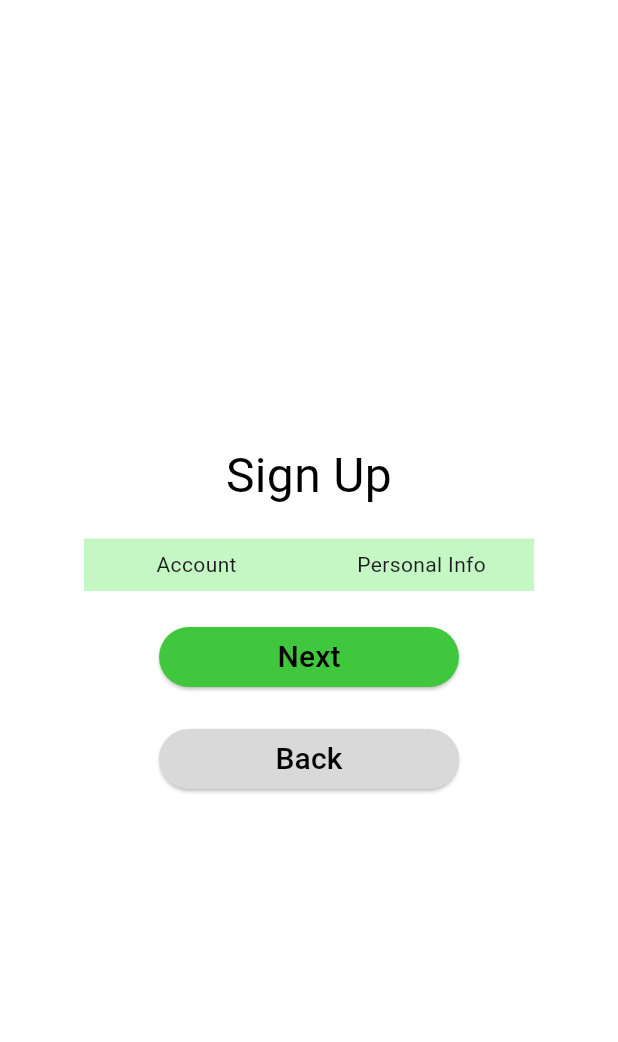
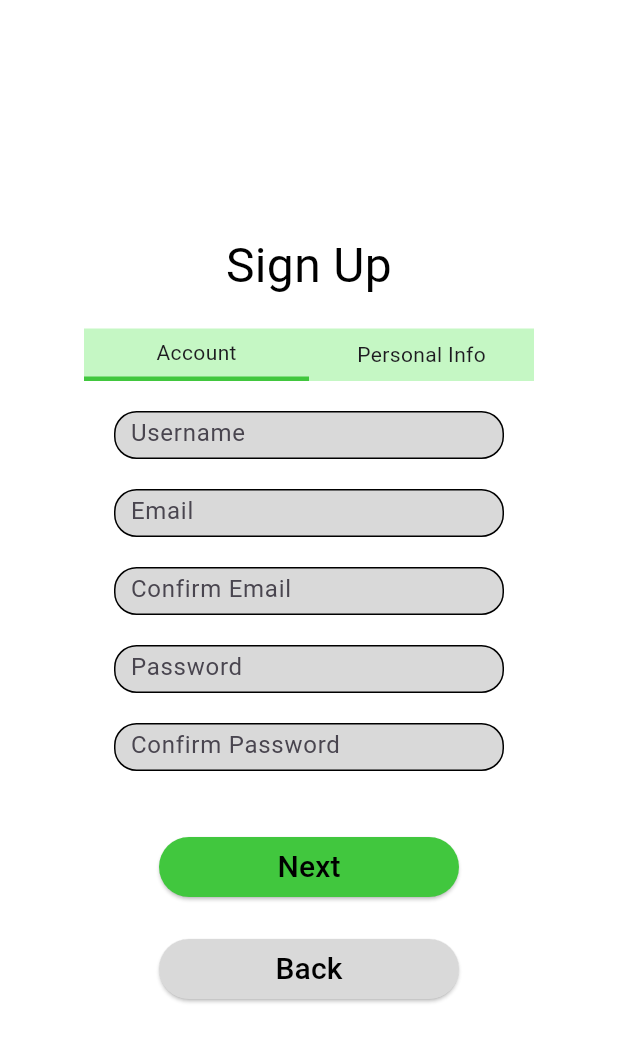
Before and after one commit to Ruben725/MedMinder, a Flutter app: the accountInfo screen opened directly, on a phone screen of 412 x 824 dp. Shown: the top 1042 px of the screen. Run offline on Flutter 3.47's test engine with Material 3 defaults, Android fonts, the phone set to English and light mode, and no system bars; Roboto replaces fonts that are missing (Poppins).

Commit message:
Added to accountInfo Page

```diff
--- a/lib/getStarted/accountInfo.dart
+++ b/lib/getStarted/accountInfo.dart
@@ -11,6 +11,12 @@ class accountInfo extends StatefulWidget {
 }
 
 class _accountInfoState extends State<accountInfo> {
+  final unameController = TextEditingController();
+  final emailController = TextEditingController();
+  final cemailController = TextEditingController();
+  final pwController = TextEditingController();
+  final cpwController = TextEditingController();
+
   @override
   Widget build(BuildContext context) {
     return Scaffold(
@@ -36,8 +42,13 @@ class _accountInfoState extends State<accountInfo> {
                  Container(
                   height: 35.0,
                   width: 150.0,
-                  color: Color.fromRGBO(197, 247, 196, 1),
-                  child: Center(child: Text('Account'))),
+                  decoration: BoxDecoration(
+                    color: Color.fromRGBO(197, 247, 196, 1),
+                    border: Border(bottom:
+                              BorderSide(color: Color.fromRGBO(65, 199, 62, 1),
+                                         width: 3))),
+                  child: Center(child: Text('Account'))
+                  ),
                  Container(
                   height: 35.0,
                   width: 150.0,
@@ -46,6 +57,98 @@ class _accountInfoState extends State<accountInfo> {
             ],),
             SizedBox(height: 20.0),
 
+            Container(
+              height: 32,
+              width: 260,
+              decoration: BoxDecoration(
+                color: Color.fromRGBO(217, 217, 217, 1),
+                border: Border.all(color: Colors.black, width: 1),
+                borderRadius: BorderRadius.circular(15)
+              ),
+              child:TextFormField(
+                controller: unameController,
+                decoration: const InputDecoration(
+                hintText: 'Username',
+                 contentPadding: EdgeInsets.symmetric(vertical: 8, horizontal: 10),
+                 border: InputBorder.none,
+               ),
+              ),
+            ),
+            SizedBox(height: 20.0),
+
+            Container(
+              height: 32,
+              width: 260,
+              decoration: BoxDecoration(
+                color: Color.fromRGBO(217, 217, 217, 1),
+                border: Border.all(color: Colors.black, width: 1),
+                borderRadius: BorderRadius.circular(15)
+              ),
+              child:TextFormField(
+                controller: emailController,
+                decoration: const InputDecoration(
+                 hintText: 'Email',
+                 contentPadding: EdgeInsets.symmetric(vertical: 8, horizontal: 10),
+                 border: InputBorder.none,
+               ),
+              ),
+            ),
+            SizedBox(height: 20.0),
+            Container(
+              height: 32,
+              width: 260,
+              decoration: BoxDecoration(
+                color: Color.fromRGBO(217, 217, 217, 1),
+                border: Border.all(color: Colors.black, width: 1),
+                borderRadius: BorderRadius.circular(15)
+              ),
+              child:TextFormField(
+                controller: cemailController,
+                decoration: const InputDecoration(
+                 hintText: 'Confirm Email',
+                 contentPadding: EdgeInsets.symmetric(vertical: 8, horizontal: 10),
+                 border: InputBorder.none,
+               ),
+              ),
+            ),
+            SizedBox(height: 20.0,),
+
+            Container(
+              height: 32,
+              width: 260,
+              decoration: BoxDecoration(
+                color: Color.fromRGBO(217, 217, 217, 1),
+                border: Border.all(color: Colors.black, width: 1),
+                borderRadius: BorderRadius.circular(15)
+              ),
+              child:TextFormField(
+                controller: pwController,
+                decoration: const InputDecoration(
+                 hintText: 'Password',
+                 contentPadding: EdgeInsets.symmetric(vertical: 8, horizontal: 10),
+                 border: InputBorder.none,               ),
+              ),
+            ),
+            SizedBox(height: 20.0),
+
+            Container(
+              height: 32,
+              width: 260,
+              decoration: BoxDecoration(
+                color: Color.fromRGBO(217, 217, 217, 1),
+                border: Border.all(color: Colors.black, width: 1),
+                borderRadius: BorderRadius.circular(15)
+              ),
+              child:TextFormField(
+                controller: cpwController,
+                decoration: const InputDecoration(
+                 hintText: 'Confirm Password',
+                 contentPadding: EdgeInsets.symmetric(vertical: 8, horizontal: 10),
+                 border: InputBorder.none,
+               ),
+              ),
+            ),
+            SizedBox(height: 40.0),
 
             NewButton(text: 'Next',
                   color:Color.fromRGBO(65, 199, 62, 1),
```
